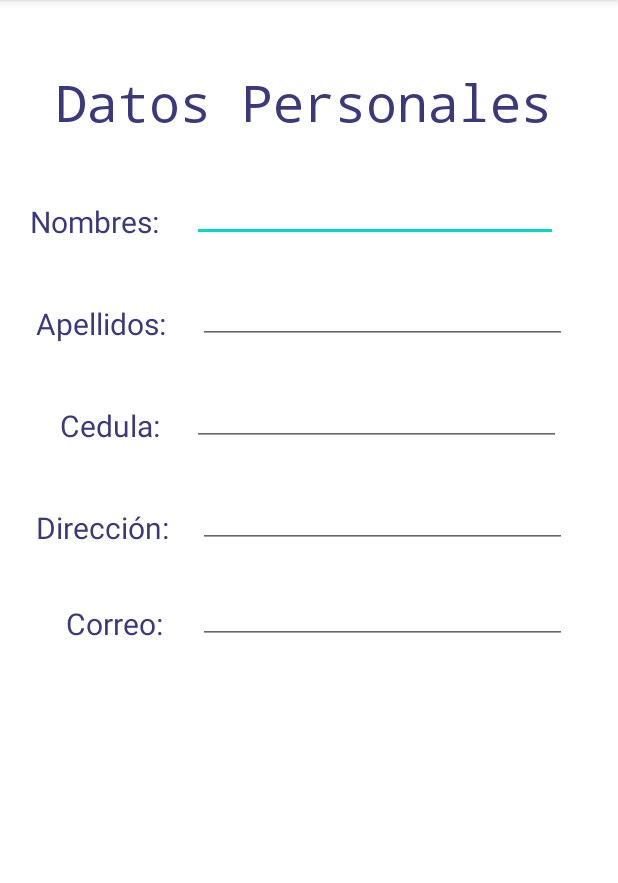
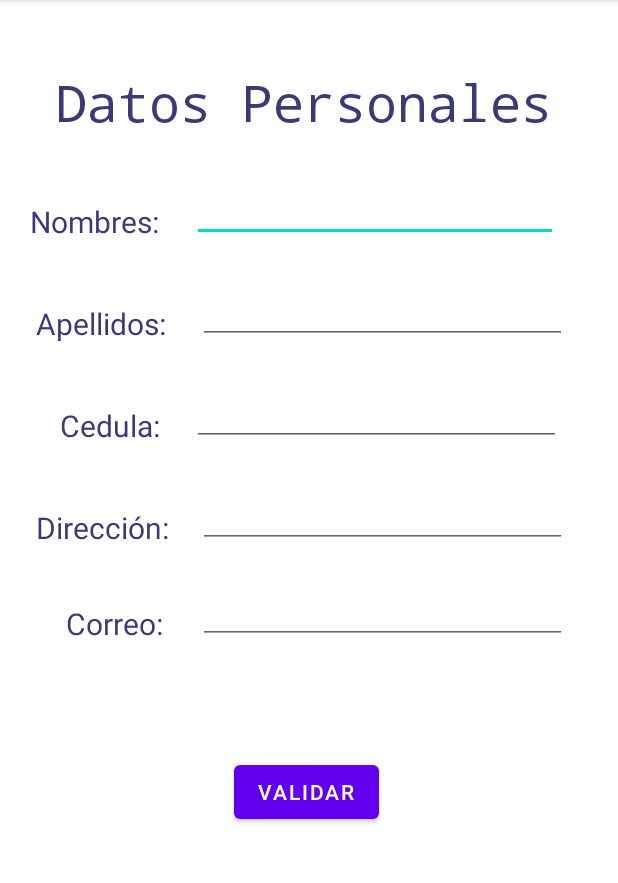
Before and after one commit to P-Diaz/HolaMundo, an Android app: the screen it shows after launch (Formulario), on a phone screen of 412 x 824 dp, the part 84-967 px from its top. Run offline under Robolectric (Android 15) with nearby library versions, the phone set to English and light mode, and no system bars.

```diff
--- a/app/src/main/java/com/hpdp/holamundo/Formulario.java
+++ b/app/src/main/java/com/hpdp/holamundo/Formulario.java
@@ -1,8 +1,11 @@
 package com.hpdp.holamundo;
 
 import androidx.appcompat.app.AppCompatActivity;
-
 import android.os.Bundle;
+import android.view.View;
+import android.widget.Button;
+import android.widget.EditText;
+import android.widget.Toast;
 
 public class Formulario extends AppCompatActivity {
 
@@ -10,5 +13,23 @@ public class Formulario extends AppCompatActivity {
     protected void onCreate(Bundle savedInstanceState) {
         super.onCreate(savedInstanceState);
         setContentView(R.layout.activity_formulario);
+
+        EditText edNombres, edApellidos, edcedula, edCorreo, edDireccion;
+        Button btValidar;
+        btValidar = findViewById(R.id.btnValidar);
+        edNombres = findViewById(R.id.txtNombres);
+        edApellidos = findViewById(R.id.txtApellidos);
+        edcedula = findViewById(R.id.txtCedula);
+        edDireccion = findViewById(R.id.txtDireccion);
+        edCorreo = findViewById(R.id.txtCorreo);
+        btValidar.setOnClickListener(new View.OnClickListener() {
+            @Override
+            public void onClick(View v) {
+                String Nombre = edNombres.getText().toString();
+                if (!Nombre.isEmpty()){
+                    Toast.makeText(Formulario.this, "Datos Ingresados Correctamente", Toast.LENGTH_SHORT).show();
+                }
+            }
+        });
     }
 }
--- a/app/src/main/res/layout/activity_formulario.xml
+++ b/app/src/main/res/layout/activity_formulario.xml
@@ -2,6 +2,7 @@
 <androidx.constraintlayout.widget.ConstraintLayout xmlns:android="http://schemas.android.com/apk/res/android"
     xmlns:app="http://schemas.android.com/apk/res-auto"
     xmlns:tools="http://schemas.android.com/tools"
+    android:id="@+id/btnBoton"
     android:layout_width="match_parent"
     android:layout_height="match_parent"
     tools:context=".Formulario">
@@ -161,4 +162,14 @@
         android:textSize="20sp"
         app:layout_constraintStart_toStartOf="parent"
         app:layout_constraintTop_toTopOf="parent" />
+
+    <Button
+        android:id="@+id/btnValidar"
+        android:layout_width="wrap_content"
+        android:layout_height="wrap_content"
+        android:layout_marginStart="156dp"
+        android:layout_marginBottom="216dp"
+        android:text="Validar"
+        app:layout_constraintBottom_toBottomOf="parent"
+        app:layout_constraintStart_toStartOf="parent" />
 </androidx.constraintlayout.widget.ConstraintLayout>
```
